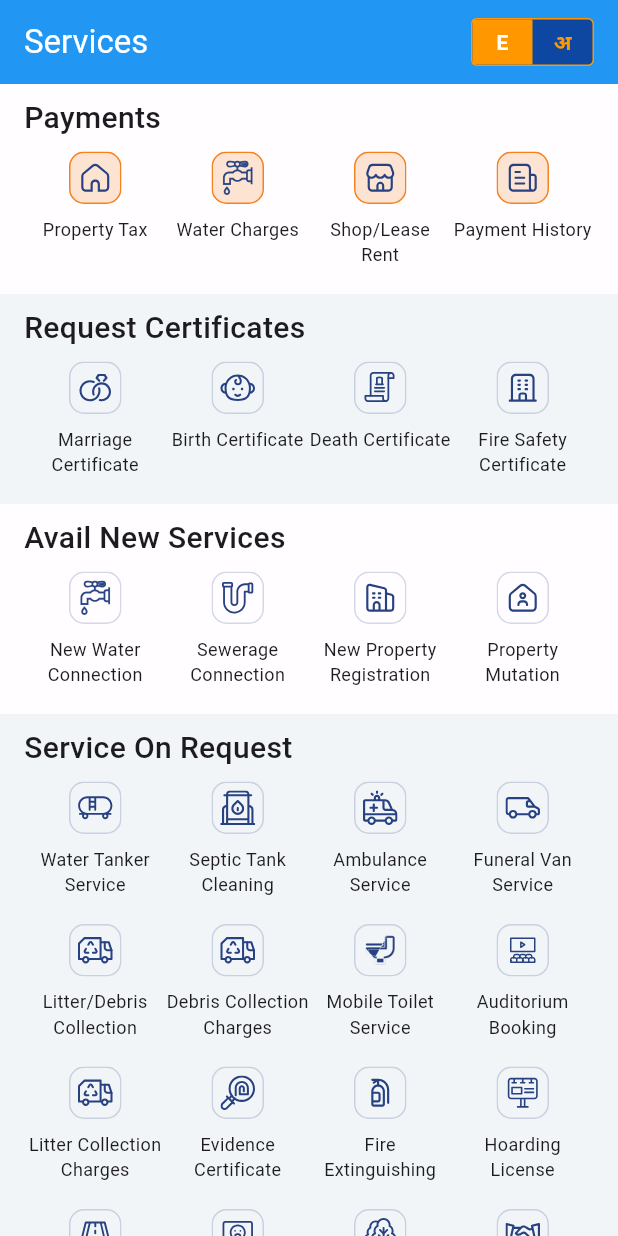
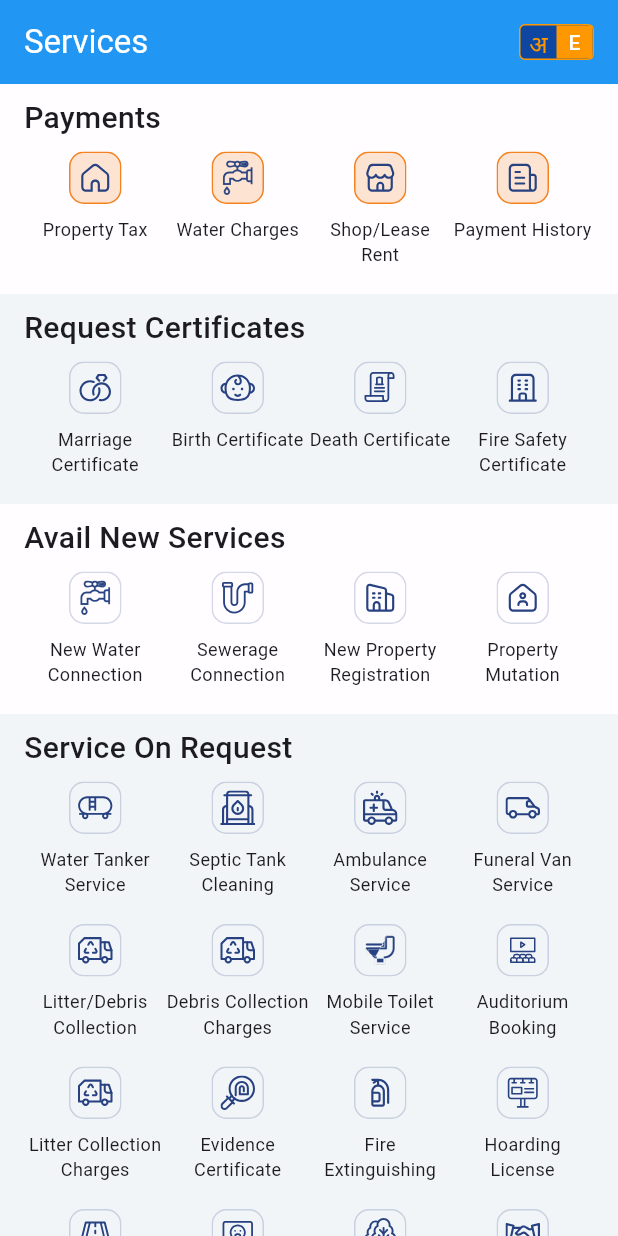
Before and after one commit to sumit-android-dev/flutter-localization, a Flutter app: the screen it shows after launch, on a phone screen of 412 x 824 dp. Run offline on Flutter 3.47's test engine with Material 3 defaults, Android fonts, the phone set to English and light mode, and no system bars; our stand-ins replace bloc, equatable, flutter_bloc, flutter_svg, shared_preferences.

Commit message:
Minor ui changes.

```diff
--- a/lib/core/widgets/language_switcher.dart
+++ b/lib/core/widgets/language_switcher.dart
@@ -110,8 +110,8 @@ class LanguageSwitcher extends StatelessWidget {
             context.read<LanguageBloc>().add(ChangeLanguage(newLocale));
           },
           child: Container(
-            width: 82,
-            height: 32,
+            width: 50,
+            height: 24,
             decoration: BoxDecoration(
               borderRadius: BorderRadius.circular(4),
               color: Colors.blue[900],
@@ -124,8 +124,29 @@ class LanguageSwitcher extends StatelessWidget {
               mainAxisAlignment: MainAxisAlignment.spaceBetween,
               children: [
                 Container(
-                  width: 40,
-                  height: 32,
+                  width: 24,
+                  height: 24,
+                  decoration: BoxDecoration(
+                    color: !isEnglish ? Colors.orange : Colors.transparent,
+                    borderRadius: BorderRadius.circular(0),
+                  ),
+                  child: Container(
+                    alignment: Alignment.center,
+                    margin: const EdgeInsets.only(top: 2),
+                    child: Text(
+                      'अ',
+                      style: TextStyle(
+                        color: !isEnglish ? Colors.white : Colors.orange,
+                        fontWeight: FontWeight.w500,
+                        fontSize: 16,
+                        height: 1.0,
+                      ),
+                    ),
+                  ),
+                ),
+                Container(
+                  width: 24,
+                  height: 24,
                   decoration: BoxDecoration(
                     color: isEnglish ? Colors.orange : Colors.transparent,
                     borderRadius: BorderRadius.circular(0),
@@ -135,24 +156,9 @@ class LanguageSwitcher extends StatelessWidget {
                       'E',
                       style: TextStyle(
                         color: isEnglish ? Colors.white : Colors.orange,
-                        fontWeight: FontWeight.bold,
-                      ),
-                    ),
-                  ),
-                ),
-                Container(
-                  width: 40,
-                  height: 32,
-                  decoration: BoxDecoration(
-                    color: !isEnglish ? Colors.orange : Colors.transparent,
-                    borderRadius: BorderRadius.circular(0),
-                  ),
-                  child: Center(
-                    child: Text(
-                      'अ',
-                      style: TextStyle(
-                        color: !isEnglish ? Colors.white : Colors.orange,
-                        fontWeight: FontWeight.bold,
+                        fontWeight: FontWeight.w500,
+                        fontSize: 14,
+                        height: 1.0,
                       ),
                     ),
                   ),
--- a/lib/screen/detail_screen.dart
+++ b/lib/screen/detail_screen.dart
@@ -31,21 +31,11 @@ class _DetailScreenState extends State<DetailScreen> {
         height: double.infinity,
         width: double.infinity,
         color: Colors.greenAccent,
-        child: Center(
+        child: const Center(
           child: Column(
             mainAxisAlignment: MainAxisAlignment.center,
             children: [
-              ElevatedButton(
-                onPressed: () {
 
-                },
-                child: Text(S.current.detail),
-              ),
-              ElevatedButton(
-                onPressed: () {
-                },
-                child: Text(S.current.changeLanguage),
-              ),
             ],
           ),
         ),
--- a/lib/screen/splash_screen.dart
+++ b/lib/screen/splash_screen.dart
@@ -32,7 +32,7 @@ class _SplashScreenState extends State<SplashScreen> {
     return Container(
       width: double.infinity,
       height: double.infinity,
-      padding: const EdgeInsets.only(top: 8),
+      padding: const EdgeInsets.only(top: 0),
       decoration: const BoxDecoration(
 
       ),
```
